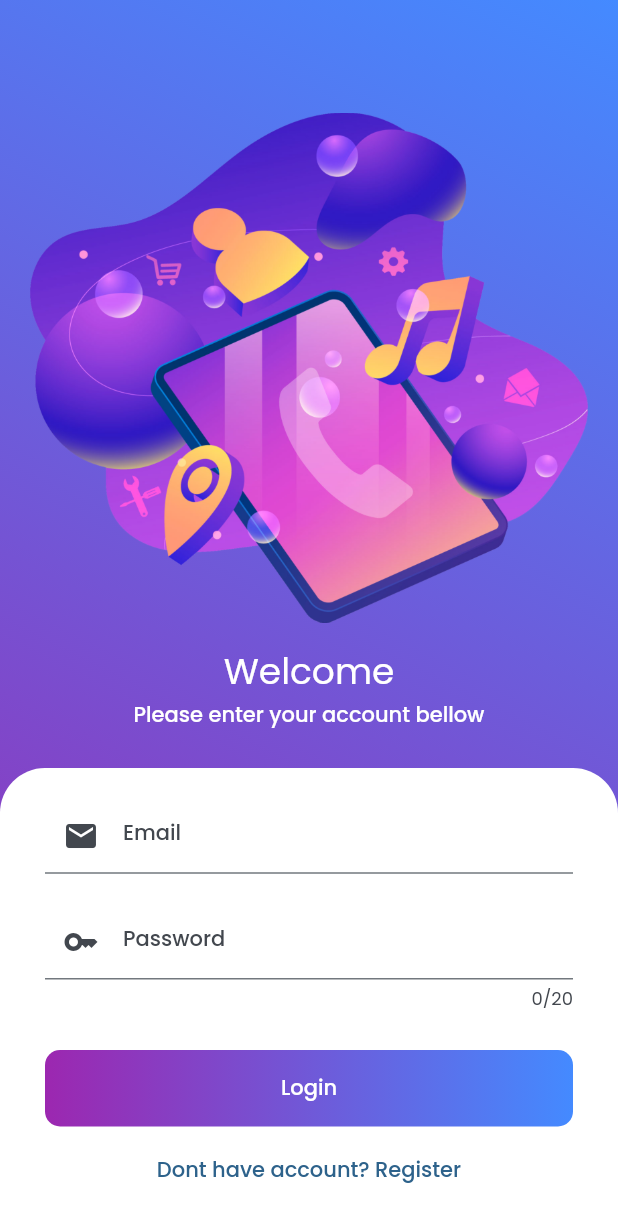
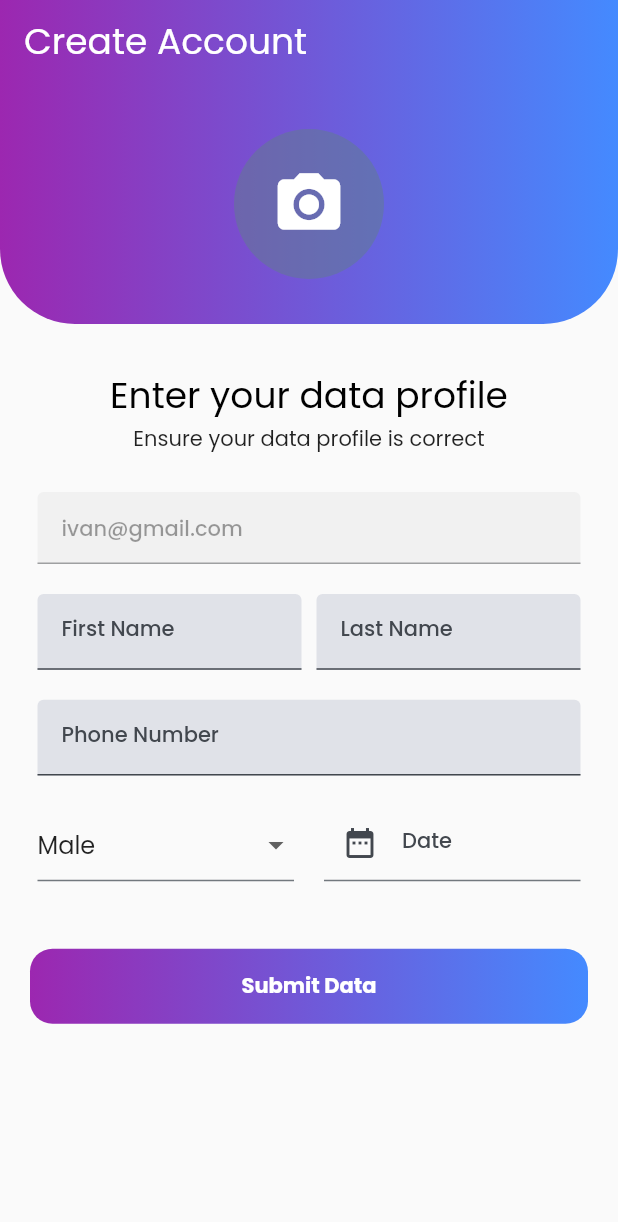
Before and after one commit to IvanSholana/chat_app, a Flutter app: the screen it shows after launch, on a phone screen of 412 x 824 dp. Shown: the top 1222 px of the screen. Run offline on Flutter 3.47's test engine with Material 2 defaults, Android fonts, the phone set to English and light mode, and no system bars; our stand-ins replace firebase_auth, firebase_core, google_fonts; accounts and stored records are empty.

Commit message:
add data profile screem

```diff
--- a/lib/main.dart
+++ b/lib/main.dart
@@ -5,6 +5,7 @@ import 'package:chat_app/screens/login_screen/main_login.dart';
 import 'package:firebase_core/firebase_core.dart';
 import 'firebase_options.dart';
 import 'package:chat_app/screens/home_screen/main_home.dart';
+import 'package:chat_app/screens/login_screen/widget/add_profile.dart';
 
 void main() async {
   WidgetsFlutterBinding.ensureInitialized();
@@ -41,7 +42,7 @@ class App extends StatelessWidget {
             return HomeScreen();
           }
 
-          return const LoginScreen();
+          return AddProfile();
         },
       ),
     );
--- /dev/null
+++ b/lib/screens/login_screen/widget/add_profile.dart
@@ -0,0 +1,188 @@
+import 'package:chat_app/main.dart';
+import 'package:flutter/material.dart';
+
+class AddProfile extends StatefulWidget {
+  const AddProfile({super.key});
+
+  @override
+  State<AddProfile> createState() => _AddProfileState();
+}
+
+class _AddProfileState extends State<AddProfile> {
+  String _gender = "";
+  TextEditingController _dateController = TextEditingController();
+  DateTime selectedDate = DateTime.now();
+  Future<void> _selectDate() async {
+    final DateTime? picked = await showDatePicker(
+      context: context,
+      initialDate: selectedDate,
+      firstDate: DateTime(1990),
+      lastDate: DateTime.now(),
+    );
+    if (picked != null && picked != selectedDate) {
+      setState(() {
+        selectedDate = picked;
+        _dateController.text = selectedDate.toLocal().toString().split(' ')[0];
+      });
+    }
+  }
+
+  @override
+  Widget build(BuildContext context) {
+    return Scaffold(
+      appBar: AppBar(
+        title: Text(
+          "Create Account",
+          style: Theme.of(context)
+              .textTheme
+              .headlineSmall!
+              .copyWith(color: Colors.white),
+        ),
+        flexibleSpace: Container(
+            decoration: const BoxDecoration(
+          gradient: LinearGradient(
+            colors: [Colors.purple, Colors.blueAccent],
+            begin: Alignment.bottomLeft,
+            end: Alignment.bottomRight,
+          ),
+        )),
+      ),
+      body: Column(
+        children: [
+          Container(
+            padding: const EdgeInsets.all(30),
+            width: double.infinity,
+            decoration: const BoxDecoration(
+              borderRadius: BorderRadius.only(
+                  bottomLeft: Radius.circular(50),
+                  bottomRight: Radius.circular(50)),
+              gradient: LinearGradient(
+                  colors: [Colors.purple, Colors.blueAccent],
+                  begin: Alignment.topLeft,
+                  end: Alignment.topRight),
+            ),
+            child: InkWell(
+              child: Container(
+                width: 100,
+                height: 100,
+                decoration: BoxDecoration(
+                    shape: BoxShape.circle,
+                    color: Colors.blueGrey.withOpacity(0.5)),
+                child: const Icon(
+                  Icons.camera_alt,
+                  color: Colors.white,
+                  size: 50,
+                ),
+              ),
+            ),
+          ),
+          SizedBox(
+            height: 30,
+          ),
+          Text(
+            "Enter your data profile",
+            style: Theme.of(context)
+                .textTheme
+                .headlineSmall!
+                .copyWith(color: Colors.black),
+          ),
+          Text("Ensure your data profile is correct"),
+          Container(
+            padding: EdgeInsets.all(25),
+            child: Form(
+              child: Column(
+                children: [
+                  TextFormField(
+                    initialValue: "ivan@gmail.com",
+                    enabled: false,
+                    decoration: InputDecoration(
+                      filled: true,
+                    ),
+                  ),
+                  SizedBox(height: 20),
+                  Row(
+                    children: [
+                      Expanded(
+                        child: TextFormField(
+                          decoration: const InputDecoration(
+                              filled: true, labelText: "First Name"),
+                        ),
+                      ),
+                      SizedBox(width: 10),
+                      Expanded(
+                        child: TextFormField(
+                          decoration: const InputDecoration(
+                              filled: true, labelText: "Last Name"),
+                        ),
+                      )
+                    ],
+                  ),
+                  const SizedBox(height: 20),
+                  TextFormField(
+                    keyboardType: TextInputType.phone,
+                    decoration: const InputDecoration(
+                        filled: true, labelText: "Phone Number"),
+                  ),
+                  const SizedBox(height: 20),
+                  Row(
+                    crossAxisAlignment: CrossAxisAlignment.end,
+                    children: [
+                      Expanded(
+                        child: DropdownButtonFormField(
+                          value: "Male",
+                          items: ['Male', 'Female'].map((String value) {
+                            return DropdownMenuItem<String>(
+                              value: value,
+                              child: Text(value),
+                            );
+                          }).toList(),
+                          onChanged: (newValue) {
+                            setState(() {
+                              _gender = newValue!;
+                            });
+                          },
+                        ),
+                      ),
+                      SizedBox(width: 20),
+                      Expanded(
+                        child: TextFormField(
+                          readOnly: true,
+                          controller: _dateController,
+                          decoration: InputDecoration(
+                              labelText: "Date",
+                              prefixIcon: InkWell(
+                                onTap: () => _selectDate(),
+                                child: Icon(Icons.date_range),
+                              )),
+                        ),
+                      )
+                    ],
+                  )
+                ],
+              ),
+            ),
+          ),
+          InkWell(
+            child: Container(
+              margin: EdgeInsets.all(20),
+              height: 50,
+              alignment: Alignment.center,
+              decoration: BoxDecoration(
+                  borderRadius: BorderRadius.all(Radius.circular(15)),
+                  gradient: LinearGradient(
+                      colors: [Colors.purple, Colors.blueAccent])),
+              child: Text(
+                "Submit Data",
+                style: Theme.of(context)
+                    .textTheme
+                    .bodyLarge!
+                    .copyWith(color: Colors.white, fontWeight: FontWeight.bold),
+              ),
+              width: double.infinity,
+            ),
+          )
+        ],
+      ),
+    );
+  }
+}
--- a/lib/screens/login_screen/widget/login_form.dart
+++ b/lib/screens/login_screen/widget/login_form.dart
@@ -140,11 +140,13 @@ class _LoginFormState extends State<LoginForm> {
                   colors: [Colors.purple, Colors.blueAccent],
                 ),
               ),
-              child: Text(widget.isLogin ? "Login" : "Sign Up",
-                  style: Theme.of(context)
-                      .textTheme
-                      .bodyLarge!
-                      .copyWith(color: Colors.white)),
+              child: Text(
+                widget.isLogin ? "Login" : "Sign Up",
+                style: Theme.of(context)
+                    .textTheme
+                    .bodyLarge!
+                    .copyWith(color: Colors.white, fontWeight: FontWeight.bold),
+              ),
             ),
           ),
           const SizedBox(
--- a/pubspec.yaml
+++ b/pubspec.yaml
@@ -39,6 +39,8 @@ dependencies:
   firebase_core: ^2.15.1
   firebase_auth: ^4.9.0
   firebase_core_dart: ^1.0.1
+  intl: ^0.18.1
+  image_picker: ^1.0.4
 
 dev_dependencies:
   flutter_test:
```
Also changed, not shown: pubspec.lock, 5 other files.
